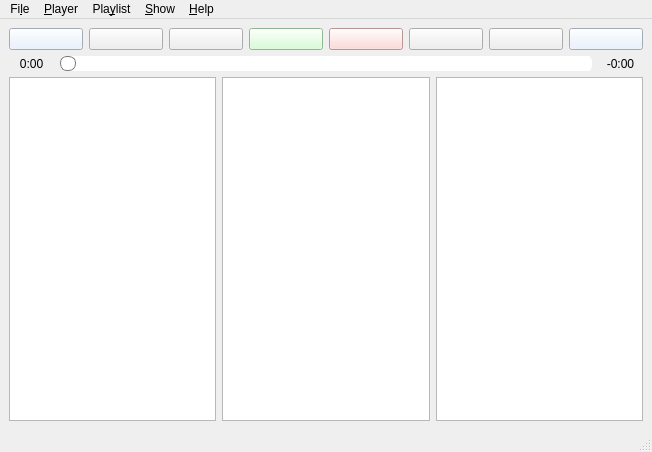
Qt form gui/mainwindow.ui (derselbst/ANMP) before a commit.
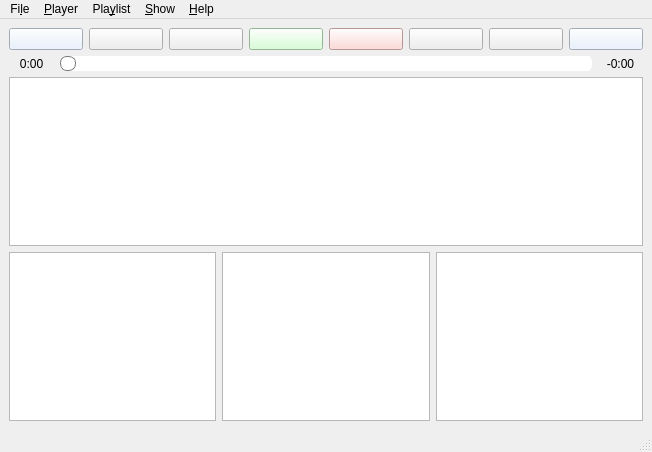
The same form after that commit. Icons and pictures are not drawn. Custom widgets are drawn as their Qt base class.

Commit message:
get rid of custom channel config widget
use Model/View instead

What changed in the file:
```diff
--- a/gui/mainwindow.ui
+++ b/gui/mainwindow.ui
@@ -365,7 +365,18 @@
      </layout>
     </item>
     <item>
-     <layout class="QVBoxLayout" name="mixLayout"/>
+     <layout class="QVBoxLayout" name="mixLayout">
+      <item>
+       <widget class="QTableView" name="channelViewNew">
+        <property name="sizePolicy">
+         <sizepolicy hsizetype="Expanding" vsizetype="Expanding">
+          <horstretch>0</horstretch>
+          <verstretch>0</verstretch>
+         </sizepolicy>
+        </property>
+       </widget>
+      </item>
+     </layout>
     </item>
     <item>
      <layout class="QHBoxLayout" name="horizontalLayout">
```
Left out of the diff: 4 changed lines with no effect on the pictures. The commit also changes 8 other files.
